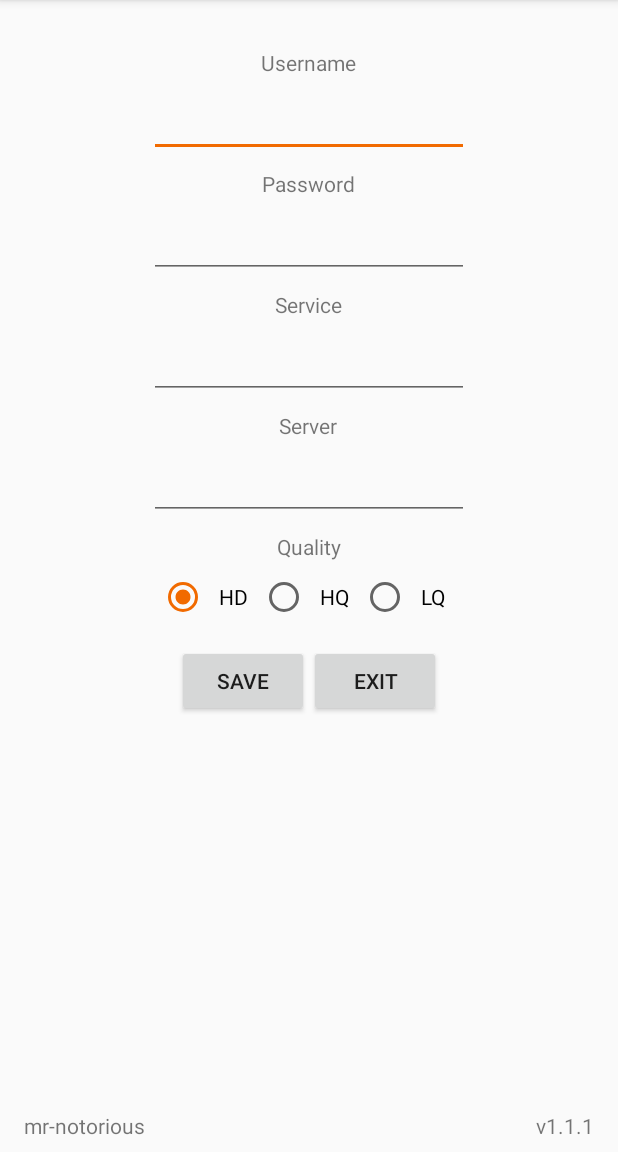
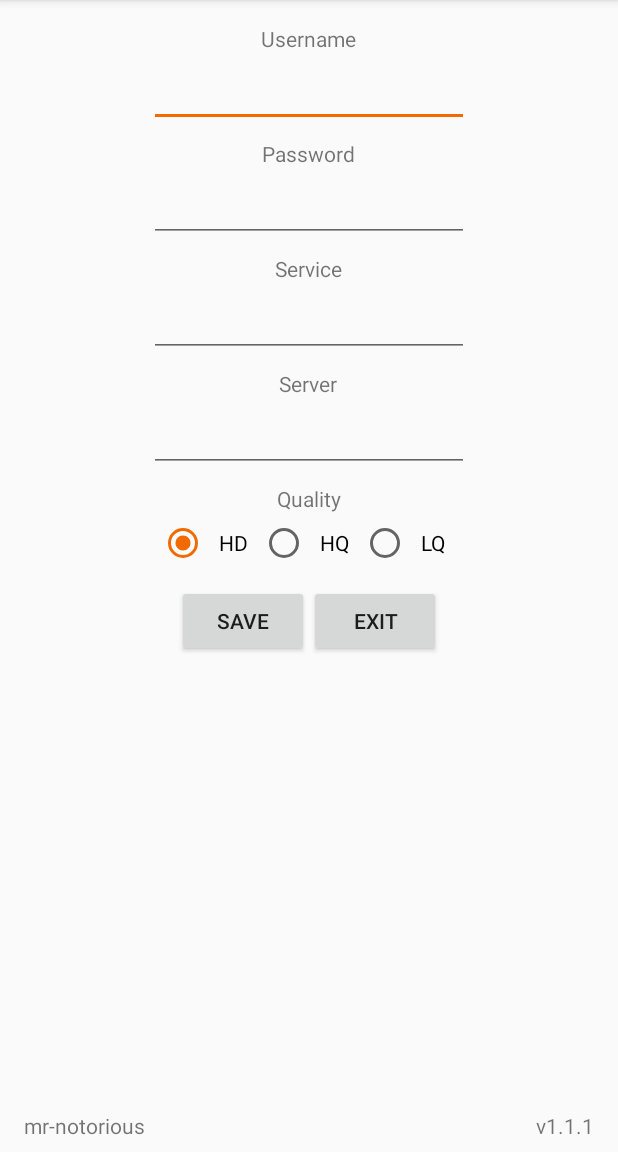
Before and after one commit to mr-notorious/SmoothProxy, an Android app: the screen it shows after launch (MainActivity), on a phone screen of 412 x 824 dp, the part 84-1236 px from its top. Run offline under Robolectric (Android 15) with nearby library versions, the phone set to English and light mode, and no system bars; 2 statements that could not run were skipped.

Commit message:
Layout:  Adjust top margins
Specific for AndroidTV, should fix possible formatting issues regarding dev name and version.

```diff
--- a/app/src/main/res/layout/activity_main.xml
+++ b/app/src/main/res/layout/activity_main.xml
@@ -4,7 +4,7 @@
     android:layout_width="match_parent"
     android:layout_height="match_parent"
     tools:context="com.notorious.smoothproxy.MainActivity"
-    android:paddingTop="16dp"
+    android:paddingTop="8dp"
     android:paddingLeft="16dp"
     android:paddingRight="16dp"
     android:orientation="vertical"
@@ -14,7 +14,7 @@
         android:id="@+id/tv_username"
         android:layout_width="wrap_content"
         android:layout_height="wrap_content"
-        android:layout_marginTop="16dp"
+        android:layout_marginTop="8dp"
         android:paddingLeft="16dp"
         android:paddingRight="16dp"
         android:text="Username" />
@@ -24,7 +24,7 @@
         android:layout_width="wrap_content"
         android:layout_height="wrap_content"
         android:gravity="center_horizontal"
-        android:layout_marginTop="8dp"
+        android:layout_marginTop="4dp"
         android:paddingLeft="16dp"
         android:paddingRight="16dp"
         android:ems="10"
@@ -47,7 +47,7 @@
         android:gravity="center_horizontal"
         android:ems="10"
         android:inputType="textPassword"
-        android:layout_marginTop="8dp"
+        android:layout_marginTop="4dp"
         android:paddingLeft="16dp"
         android:paddingRight="16dp"/>
 
@@ -67,7 +67,7 @@
         android:gravity="center_horizontal"
         android:ems="10"
         android:inputType="textVisiblePassword"
-        android:layout_marginTop="8dp"
+        android:layout_marginTop="4dp"
         android:paddingLeft="16dp"
         android:paddingRight="16dp"/>
 
@@ -87,7 +87,7 @@
         android:gravity="center_horizontal"
         android:ems="10"
         android:inputType="textVisiblePassword"
-        android:layout_marginTop="8dp"
+        android:layout_marginTop="4dp"
         android:paddingLeft="16dp"
         android:paddingRight="16dp"/>
 
@@ -105,7 +105,7 @@
         android:layout_width="wrap_content"
         android:layout_height="wrap_content"
         android:orientation="horizontal"
-        android:layout_marginTop="8dp"
+        android:layout_marginTop="4dp"
         android:paddingLeft="16dp"
         android:paddingRight="16dp">
 
@@ -137,7 +137,7 @@
     <LinearLayout
         android:layout_width="wrap_content"
         android:layout_height="wrap_content"
-        android:layout_marginTop="8dp"
+        android:layout_marginTop="4dp"
         android:paddingLeft="16dp"
         android:paddingRight="16dp"
         android:orientation="horizontal">
```
